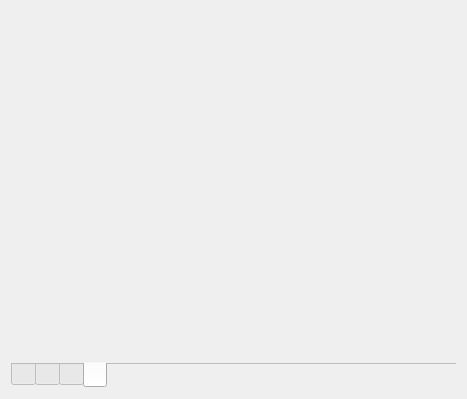
This is gui/main_form.ui in vodchella/NoveltyAssistant as Qt 5 draws it before an edit. The edited form follows.
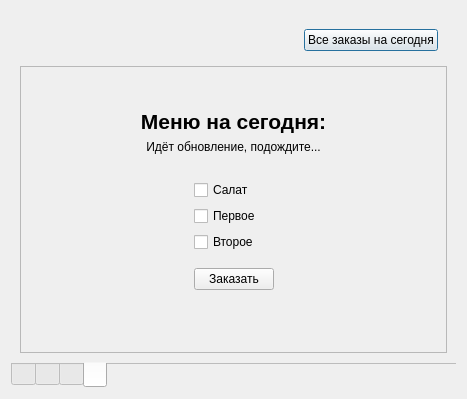
This is the edited form. The open tabs and pages were chosen to show the change. Icons and pictures are not drawn. Custom widgets are drawn as their Qt base class.

Commit message: Добавлен интерфейс заказа обедов. Реализован вывод меню на сегодня.

Patch:
```diff
--- a/gui/main_form.ui
+++ b/gui/main_form.ui
@@ -483,6 +483,225 @@
       <attribute name="toolTip">
        <string>Заказ обедов</string>
       </attribute>
+      <layout class="QVBoxLayout" name="verticalLayout_4">
+       <item>
+        <widget class="QWidget" name="widget_4" native="true">
+         <property name="minimumSize">
+          <size>
+           <width>0</width>
+           <height>40</height>
+          </size>
+         </property>
+         <property name="maximumSize">
+          <size>
+           <width>16777215</width>
+           <height>40</height>
+          </size>
+         </property>
+         <layout class="QHBoxLayout" name="horizontalLayout_5">
+          <item>
+           <spacer name="horizontalSpacer_4">
+            <property name="orientation">
+             <enum>Qt::Horizontal</enum>
+            </property>
+            <property name="sizeHint" stdset="0">
+             <size>
+              <width>40</width>
+              <height>20</height>
+             </size>
+            </property>
+           </spacer>
+          </item>
+          <item>
+           <widget class="QPushButton" name="cmdAllDinnerOrdersToday">
+            <property name="text">
+             <string>Все заказы на сегодня</string>
+            </property>
+           </widget>
+          </item>
+         </layout>
+        </widget>
+       </item>
+       <item>
+        <widget class="QFrame" name="frame_2">
+         <property name="frameShape">
+          <enum>QFrame::StyledPanel</enum>
+         </property>
+         <property name="frameShadow">
+          <enum>QFrame::Sunken</enum>
+         </property>
+         <layout class="QVBoxLayout" name="verticalLayout_5">
+          <item>
+           <spacer name="verticalSpacer_5">
+            <property name="orientation">
+             <enum>Qt::Vertical</enum>
+            </property>
+            <property name="sizeHint" stdset="0">
+             <size>
+              <width>20</width>
+              <height>40</height>
+             </size>
+            </property>
+           </spacer>
+          </item>
+          <item>
+           <widget class="QLabel" name="label_3">
+            <property name="font">
+             <font>
+              <pointsize>16</pointsize>
+              <weight>75</weight>
+              <bold>true</bold>
+             </font>
+            </property>
+            <property name="text">
+             <string>Меню на сегодня:</string>
+            </property>
+            <property name="alignment">
+             <set>Qt::AlignCenter</set>
+            </property>
+           </widget>
+          </item>
+          <item>
+           <widget class="QLabel" name="lblTodayMenu">
+            <property name="text">
+             <string>Идёт обновление, подождите...</string>
+            </property>
+            <property name="alignment">
+             <set>Qt::AlignCenter</set>
+            </property>
+            <property name="openExternalLinks">
+             <bool>true</bool>
+            </property>
+           </widget>
+          </item>
+          <item>
+           <widget class="QWidget" name="widget_5" native="true">
+            <property name="minimumSize">
+             <size>
+              <width>0</width>
+              <height>150</height>
+             </size>
+            </property>
+            <property name="maximumSize">
+             <size>
+              <width>16777215</width>
+              <height>150</height>
+             </size>
+            </property>
+            <layout class="QGridLayout" name="gridLayout_4">
+             <item row="2" column="2">
+              <spacer name="horizontalSpacer_6">
+               <property name="orientation">
+                <enum>Qt::Horizontal</enum>
+               </property>
+               <property name="sizeHint" stdset="0">
+                <size>
+                 <width>40</width>
+                 <height>20</height>
+                </size>
+               </property>
+              </spacer>
+             </item>
+             <item row="1" column="1">
+              <widget class="QCheckBox" name="chkMenuSalad">
+               <property name="text">
+                <string>Салат</string>
+               </property>
+              </widget>
+             </item>
+             <item row="5" column="1">
+              <widget class="QPushButton" name="cmdCreateOrder">
+               <property name="text">
+                <string>Заказать</string>
+               </property>
+              </widget>
+             </item>
+             <item row="2" column="1">
+              <widget class="QCheckBox" name="chkMenuFirst">
+               <property name="text">
+                <string>Первое</string>
+               </property>
+              </widget>
+             </item>
+             <item row="3" column="1">
+              <widget class="QCheckBox" name="chkMenuSecond">
+               <property name="text">
+                <string>Второе</string>
+               </property>
+              </widget>
+             </item>
+             <item row="6" column="1">
+              <spacer name="verticalSpacer_3">
+               <property name="orientation">
+                <enum>Qt::Vertical</enum>
+               </property>
+               <property name="sizeHint" stdset="0">
+                <size>
+                 <width>20</width>
+                 <height>40</height>
+                </size>
+               </property>
+              </spacer>
+             </item>
+             <item row="2" column="0">
+              <spacer name="horizontalSpacer_5">
+               <property name="orientation">
+                <enum>Qt::Horizontal</enum>
+               </property>
+               <property name="sizeHint" stdset="0">
+                <size>
+                 <width>40</width>
+                 <height>20</height>
+                </size>
+               </property>
+              </spacer>
+             </item>
+             <item row="0" column="1">
+              <spacer name="verticalSpacer_2">
+               <property name="orientation">
+                <enum>Qt::Vertical</enum>
+               </property>
+               <property name="sizeHint" stdset="0">
+                <size>
+                 <width>20</width>
+                 <height>40</height>
+                </size>
+               </property>
+              </spacer>
+             </item>
+             <item row="4" column="1">
+              <spacer name="verticalSpacer_4">
+               <property name="orientation">
+                <enum>Qt::Vertical</enum>
+               </property>
+               <property name="sizeHint" stdset="0">
+                <size>
+                 <width>20</width>
+                 <height>40</height>
+                </size>
+               </property>
+              </spacer>
+             </item>
+            </layout>
+           </widget>
+          </item>
+          <item>
+           <spacer name="verticalSpacer">
+            <property name="orientation">
+             <enum>Qt::Vertical</enum>
+            </property>
+            <property name="sizeHint" stdset="0">
+             <size>
+              <width>20</width>
+              <height>40</height>
+             </size>
+            </property>
+           </spacer>
+          </item>
+         </layout>
+        </widget>
+       </item>
+      </layout>
      </widget>
     </widget>
    </item>
```
The commit also changes 5 other files.
